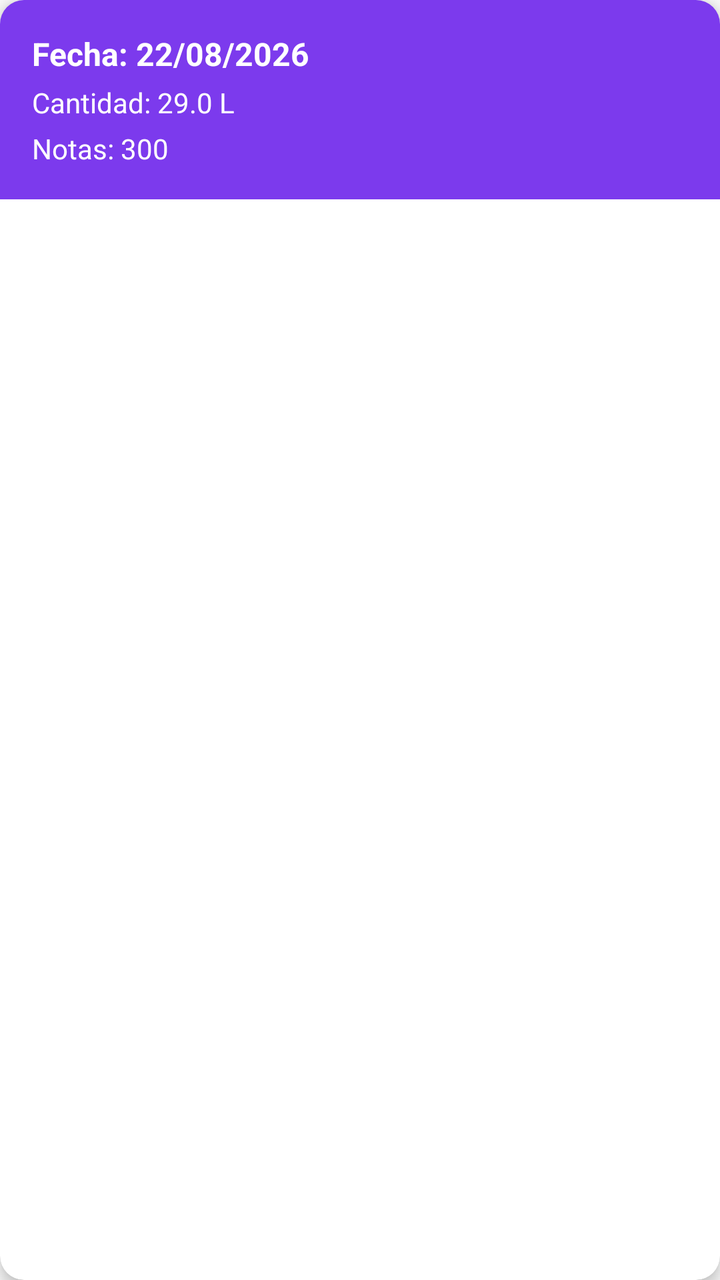
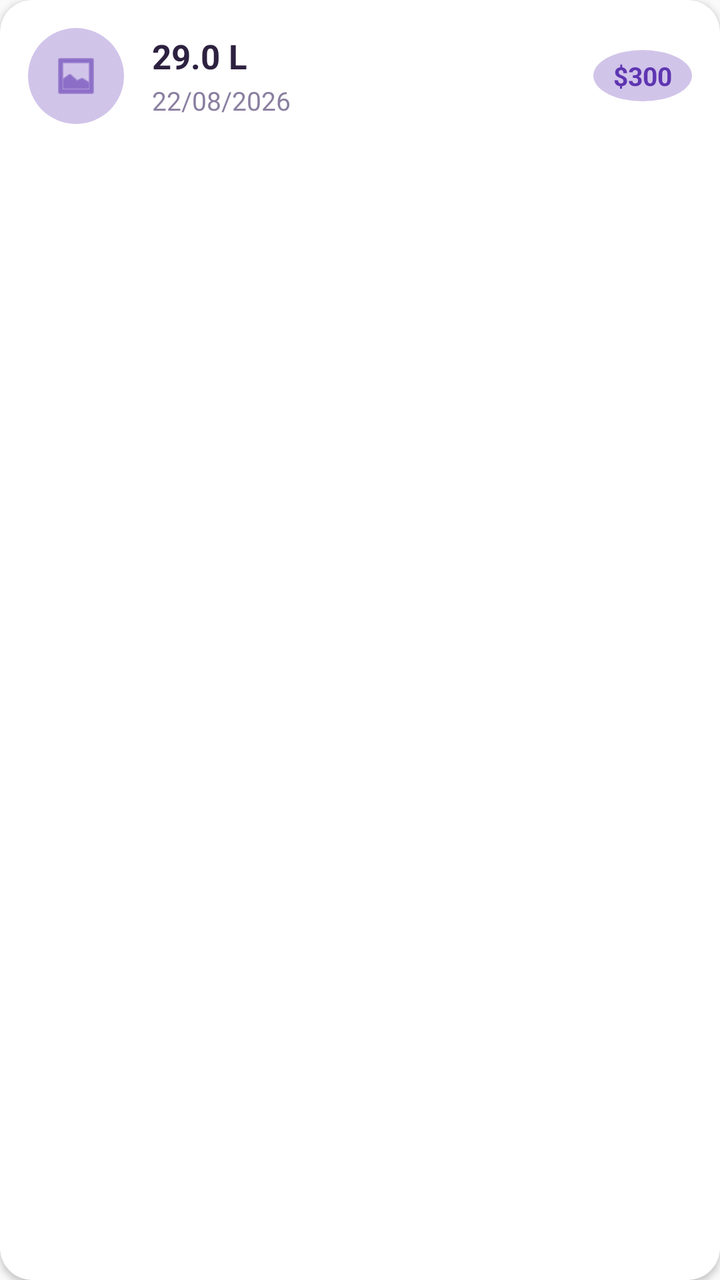

Screens rendered from an Android XML layout before and after an edit, with the pre-edit source and the edit as a unified diff.
<!-- AndroidManifest.xml: application theme Theme.AppCompat.Light.NoActionBar -->
<!-- res/layout/item_carga.xml -->
<?xml version="1.0" encoding="utf-8"?>
<androidx.cardview.widget.CardView xmlns:android="http://schemas.android.com/apk/res/android"
    xmlns:app="http://schemas.android.com/apk/res-auto"
    android:layout_width="match_parent"
    android:layout_height="wrap_content"
    android:layout_marginHorizontal="12dp"
    android:layout_marginVertical="6dp"
    app:cardCornerRadius="12dp"
    app:cardElevation="4dp">

    <LinearLayout
        android:layout_width="match_parent"
        android:layout_height="wrap_content"
        android:orientation="vertical"
        android:background="#7C3AED"
        android:padding="16dp">

        <TextView
            android:id="@+id/txtFecha"
            android:layout_width="match_parent"
            android:layout_height="wrap_content"
            android:text="Fecha: 22/08/2026"
            android:textColor="@android:color/white"
            android:textSize="16sp"
            android:textStyle="bold" />

        <TextView
            android:id="@+id/txtCantidad"
            android:layout_width="match_parent"
            android:layout_height="wrap_content"
            android:layout_marginTop="4dp"
            android:text="Cantidad: 29.0 L"
            android:textColor="@android:color/white"
            android:textSize="14sp" />

        <TextView
            android:id="@+id/txtNotas"
            android:layout_width="match_parent"
            android:layout_height="wrap_content"
            android:layout_marginTop="4dp"
            android:text="Notas: 300"
            android:textColor="@android:color/white"
            android:textSize="14sp" />

    </LinearLayout>
</androidx.cardview.widget.CardView>
<!-- resources referenced by this layout -->
<resources>

</resources>

<!-- the commit's change to res/layout/item_carga.xml (unified diff, before → after) -->
@@ -3,44 +3,72 @@
     xmlns:app="http://schemas.android.com/apk/res-auto"
     android:layout_width="match_parent"
     android:layout_height="wrap_content"
-    android:layout_marginHorizontal="12dp"
+    android:layout_marginHorizontal="16dp"
     android:layout_marginVertical="6dp"
-    app:cardCornerRadius="12dp"
-    app:cardElevation="4dp">
+    app:cardBackgroundColor="@color/white"
+    app:cardCornerRadius="16dp"
+    app:cardElevation="2dp">
 
     <LinearLayout
         android:layout_width="match_parent"
         android:layout_height="wrap_content"
-        android:orientation="vertical"
-        android:background="#7C3AED"
-        android:padding="16dp">
+        android:orientation="horizontal"
+        android:gravity="center_vertical"
+        android:padding="14dp">
 
-        <TextView
-            android:id="@+id/txtFecha"
-            android:layout_width="match_parent"
+        
+        <FrameLayout
+            android:layout_width="48dp"
+            android:layout_height="48dp"
+            android:background="@drawable/bg_icon_circle">
+            <ImageView
+                android:layout_width="24dp"
+                android:layout_height="24dp"
+                android:layout_gravity="center"
+                android:src="@android:drawable/ic_menu_gallery"
+                app:tint="@color/purple_dark" />
+        </FrameLayout>
+
+        
+        <LinearLayout
+            android:layout_width="0dp"
             android:layout_height="wrap_content"
-            android:text="Fecha: 22/08/2026"
-            android:textColor="@android:color/white"
-            android:textSize="16sp"
-            android:textStyle="bold" />
+            android:layout_weight="1"
+            android:layout_marginStart="14dp"
+            android:orientation="vertical">
 
-        <TextView
-            android:id="@+id/txtCantidad"
-            android:layout_width="match_parent"
-            android:layout_height="wrap_content"
-            android:layout_marginTop="4dp"
-            android:text="Cantidad: 29.0 L"
-            android:textColor="@android:color/white"
-            android:textSize="14sp" />
+            <TextView
+                android:id="@+id/txtCantidad"
+                android:layout_width="wrap_content"
+                android:layout_height="wrap_content"
+                android:text="29.0 L"
+                android:textColor="@color/text_dark"
+                android:textSize="17sp"
+                android:textStyle="bold" />
 
+            <TextView
+                android:id="@+id/txtFecha"
+                android:layout_width="wrap_content"
+                android:layout_height="wrap_content"
+                android:layout_marginTop="2dp"
+                android:text="22/08/2026"
+                android:textColor="@color/text_gray"
+                android:textSize="13sp" />
+        </LinearLayout>
+
+        
         <TextView
             android:id="@+id/txtNotas"
-            android:layout_width="match_parent"
+            android:layout_width="wrap_content"
             android:layout_height="wrap_content"
-            android:layout_marginTop="4dp"
-            android:text="Notas: 300"
-            android:textColor="@android:color/white"
-            android:textSize="14sp" />
+            android:paddingHorizontal="10dp"
+            android:paddingVertical="4dp"
+            android:background="@drawable/bg_icon_circle"
+            android:backgroundTint="@color/purple_light"
+            android:text="$300"
+            android:textColor="@color/purple_dark"
+            android:textSize="13sp"
+            android:textStyle="bold" />
 
     </LinearLayout>
 </androidx.cardview.widget.CardView>
<!-- resource entries referenced after the edit -->
@@ -1,5 +1,15 @@
 <!-- resources referenced by this layout -->
 <resources>
-
+  <color name="purple_dark">#5E35B1</color>
+  <color name="purple_light">#D1C4E9</color>
+  <color name="text_dark">#2D2140</color>
+  <color name="text_gray">#8A7FA0</color>
+  <color name="white">#FFFFFF</color>
+  <!-- drawable bg_icon_circle (drawable) -->
+  <?xml version="1.0" encoding="utf-8"?>
+  <shape xmlns:android="http://schemas.android.com/apk/res/android"
+      android:shape="oval">
+      <solid android:color="@color/purple_light" />
+  </shape>
 </resources>
 
